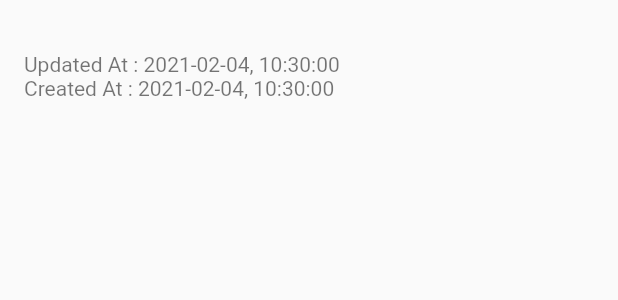
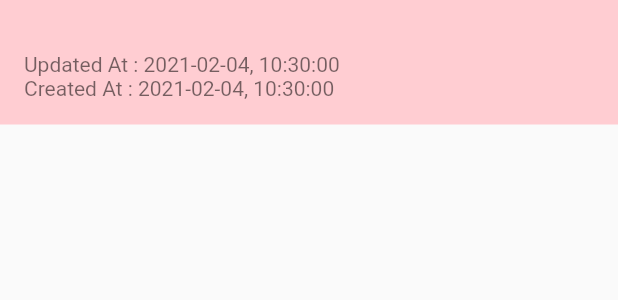
Before and after one commit to gagahpangeran/readlist-mobile, a Flutter app: the ReadListTile widget shown alone on an empty page, opened directly with empty values, on a phone screen of 412 x 824 dp. Shown: the top 300 px of the screen. Run offline on Flutter 3.47's test engine with Material 2 defaults, Android fonts, the phone set to English and light mode, and no system bars; our stand-ins replace shared_preferences; missing offline and left inert: clipboard; accounts and stored records are empty; network calls fail.

Commit message:
use red color to mark unread link

```diff
--- a/lib/components/read_list_tile.dart
+++ b/lib/components/read_list_tile.dart
@@ -25,16 +25,11 @@ class _ReadListTileState extends State<ReadListTile> {
   @override
   Widget build(BuildContext context) {
     return ListTile(
+      tileColor: widget.item.isRead ? null : Colors.red[100],
       minVerticalPadding: 16.0,
       title: Text(widget.item.title),
       subtitle: Text("""Updated At : ${format.format(widget.item.updatedAt)}
 Created At : ${format.format(widget.item.createdAt)}"""),
-      trailing: widget.item.isRead
-          ? Icon(
-              Icons.check,
-              color: Colors.blue,
-            )
-          : null,
       onTap: _launchLink,
     );
   }
```
